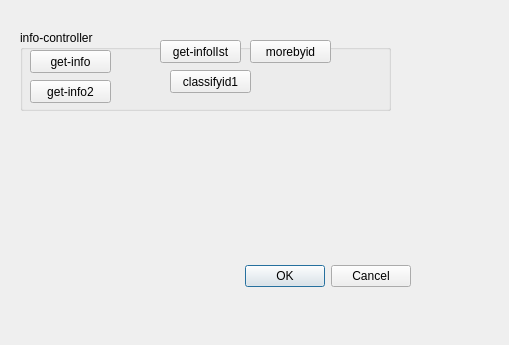
LDevin/CommandCenter, file CommandCenter/MainApp/hsftestdialog.ui: the form before one commit.
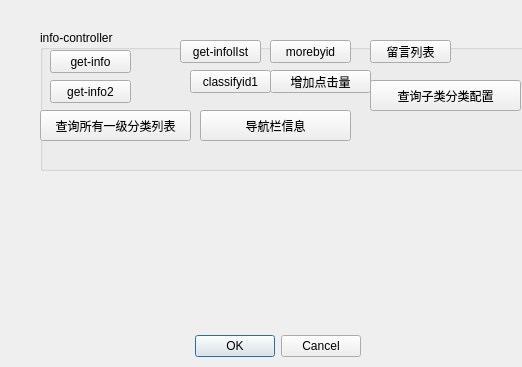
The form after the commit.

```diff
--- a/CommandCenter/MainApp/hsftestdialog.ui
+++ b/CommandCenter/MainApp/hsftestdialog.ui
@@ -6,8 +6,8 @@
    <rect>
     <x>0</x>
     <y>0</y>
-    <width>509</width>
-    <height>345</height>
+    <width>522</width>
+    <height>367</height>
    </rect>
   </property>
   <property name="windowTitle">
@@ -16,8 +16,8 @@
   <widget class="QDialogButtonBox" name="buttonBox">
    <property name="geometry">
     <rect>
-     <x>70</x>
-     <y>260</y>
+     <x>20</x>
+     <y>330</y>
      <width>341</width>
      <height>32</height>
     </rect>
@@ -32,10 +32,10 @@
   <widget class="QGroupBox" name="groupBox">
    <property name="geometry">
     <rect>
-     <x>20</x>
+     <x>40</x>
      <y>30</y>
-     <width>371</width>
-     <height>81</height>
+     <width>491</width>
+     <height>141</height>
     </rect>
    </property>
    <property name="title">
@@ -106,6 +106,71 @@
      <string>morebyid</string>
     </property>
    </widget>
+   <widget class="QPushButton" name="updateLikeTimes">
+    <property name="geometry">
+     <rect>
+      <x>230</x>
+      <y>40</y>
+      <width>101</width>
+      <height>23</height>
+     </rect>
+    </property>
+    <property name="text">
+     <string>增加点击量</string>
+    </property>
+   </widget>
+   <widget class="QPushButton" name="commentList">
+    <property name="geometry">
+     <rect>
+      <x>330</x>
+      <y>10</y>
+      <width>81</width>
+      <height>23</height>
+     </rect>
+    </property>
+    <property name="text">
+     <string>留言列表</string>
+    </property>
+   </widget>
+   <widget class="QPushButton" name="childlevel">
+    <property name="geometry">
+     <rect>
+      <x>330</x>
+      <y>50</y>
+      <width>151</width>
+      <height>31</height>
+     </rect>
+    </property>
+    <property name="text">
+     <string>查询子类分类配置</string>
+    </property>
+   </widget>
+   <widget class="QPushButton" name="firstLevel">
+    <property name="geometry">
+     <rect>
+      <x>0</x>
+      <y>80</y>
+      <width>151</width>
+      <height>31</height>
+     </rect>
+    </property>
+    <property name="text">
+     <string>查询所有一级分类列表</string>
+    </property>
+   </widget>
+   <widget class="QPushButton" name="infoNavigation">
+    <property name="geometry">
+     <rect>
+      <x>160</x>
+      <y>80</y>
+      <width>151</width>
+      <height>31</height>
+     </rect>
+    </property>
+    <property name="text">
+     <string>导航栏信息</string>
+    </property>
+   </widget>
   </widget>
  </widget>
  <resources/>
```
